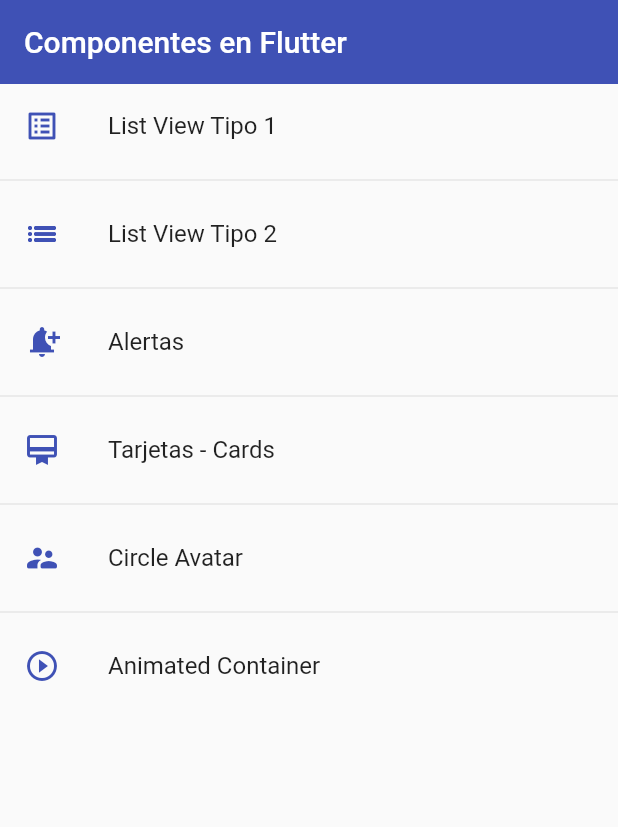
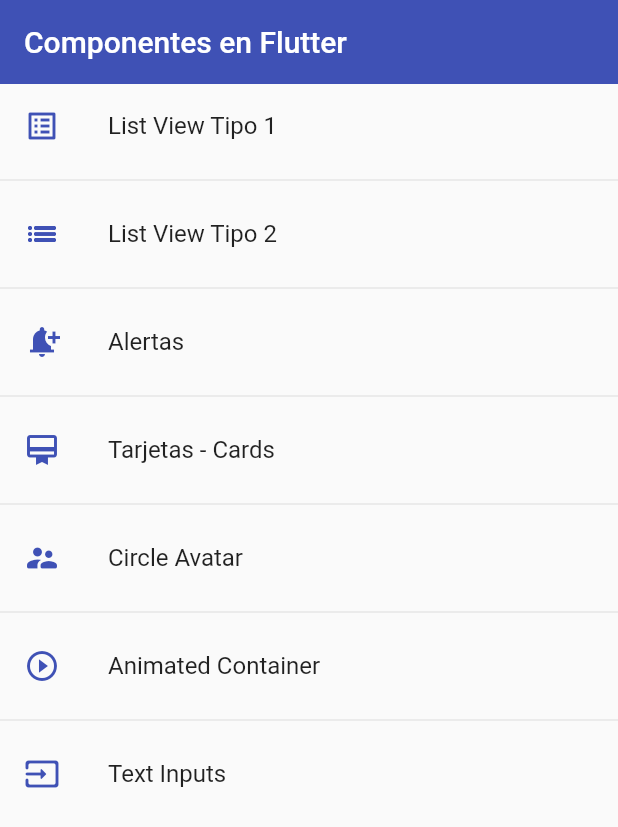
Before and after one commit to OscarAguilarL/fl-components, a Flutter app: the screen it shows after launch, on a phone screen of 412 x 824 dp. Shown: the top 827 px of the screen. Run offline on Flutter 3.47's test engine with Material 2 defaults, Android fonts, the phone set to English and light mode, and no system bars.

Commit message:
TextFormFields - Personalizacion

```diff
--- a/lib/router/app_routes.dart
+++ b/lib/router/app_routes.dart
@@ -49,6 +49,12 @@ class AppRoutes {
       screen: const AnimatedScreen(),
       icon: Icons.play_circle_outline,
     ),
+    MenuOption(
+      route: 'inputs',
+      nombre: 'Text Inputs',
+      screen: const InputsScreen(),
+      icon: Icons.input_rounded,
+    ),
   ];
 
   static Map<String, Widget Function(BuildContext)> getAppRoutes() {
--- a/lib/screens/screens.dart
+++ b/lib/screens/screens.dart
@@ -1,7 +1,8 @@
 export 'package:fl_components/screens/alert_screen.dart';
+export 'package:fl_components/screens/animated_screen.dart';
 export 'package:fl_components/screens/avatar_screen.dart';
 export 'package:fl_components/screens/card_screen.dart';
 export 'package:fl_components/screens/home_screen.dart';
+export 'package:fl_components/screens/inputs_screen.dart';
 export 'package:fl_components/screens/listview1_screen.dart';
 export 'package:fl_components/screens/listview2_screen.dart';
-export 'package:fl_components/screens/animated_screen.dart';
```
Also changed, not shown: lib/screens/inputs_screen.dart (added, +54 -0 lines).
